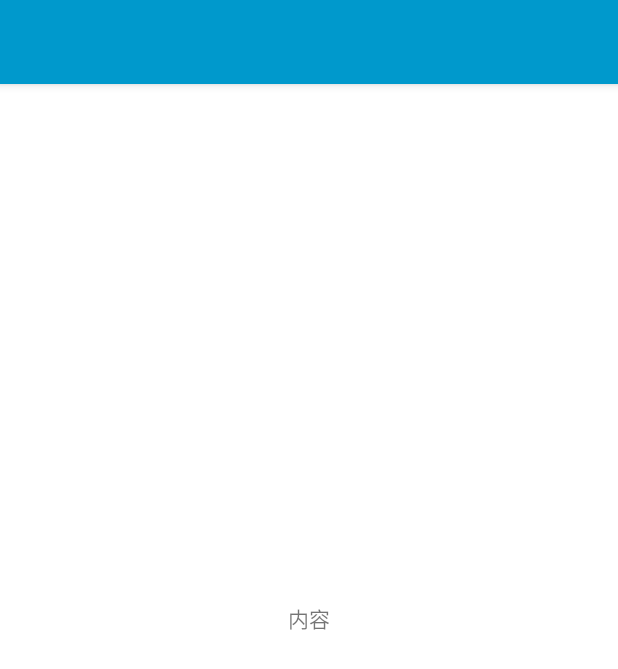
After one commit to KoWunnaKo/AndroidBasic, an Android app: the layout layout_app_bar_main.xml on its own in the app's theme, with its tools: preview values and no code run, on a phone screen of 412 x 824 dp. The commit adds this screen. Shown: the top 669 px of the screen. Run offline under Robolectric (Android 15) with nearby library versions, the phone set to English and light mode, and no system bars.

Commit message:
add NavigationView

```diff
--- a/app/build.gradle
+++ b/app/build.gradle
@@ -33,6 +33,8 @@ dependencies {
     implementation 'androidx.appcompat:appcompat:1.1.0'
     implementation 'com.google.android.material:material:1.1.0'
     implementation 'androidx.constraintlayout:constraintlayout:1.1.3'
+    implementation 'androidx.navigation:navigation-ui:2.2.2'
+    implementation 'androidx.navigation:navigation-runtime:2.2.2'
     testImplementation 'junit:junit:4.+'
     androidTestImplementation 'androidx.test.ext:junit:1.1.1'
     androidTestImplementation 'androidx.test.espresso:espresso-core:3.2.0'
--- /dev/null
+++ b/app/src/main/res/layout/layout_app_bar_main.xml
@@ -0,0 +1,20 @@
+<?xml version="1.0" encoding="utf-8"?>
+<androidx.coordinatorlayout.widget.CoordinatorLayout xmlns:android="http://schemas.android.com/apk/res/android"
+    android:layout_width="match_parent"
+    android:layout_height="match_parent">
+
+    <com.google.android.material.appbar.AppBarLayout
+        android:layout_width="match_parent"
+        android:layout_height="wrap_content">
+
+        <androidx.appcompat.widget.Toolbar
+            android:id="@+id/tool_bar"
+            android:layout_width="match_parent"
+            android:layout_height="?attr/actionBarSize"
+            android:background="?attr/colorPrimary"/>
+
+    </com.google.android.material.appbar.AppBarLayout>
+
+    <include layout="@layout/layout_content_main"/>
+
+</androidx.coordinatorlayout.widget.CoordinatorLayout>
--- /dev/null
+++ b/app/src/main/res/layout/layout_content_main.xml
@@ -0,0 +1,21 @@
+<?xml version="1.0" encoding="utf-8"?>
+<androidx.constraintlayout.widget.ConstraintLayout xmlns:android="http://schemas.android.com/apk/res/android"
+    xmlns:app="http://schemas.android.com/apk/res-auto"
+    android:layout_width="match_parent"
+    android:layout_height="match_parent">
+
+    <FrameLayout
+        android:id="@+id/frame_layout"
+        android:layout_width="match_parent"
+        android:layout_height="match_parent">
+
+        <TextView
+            android:layout_gravity="center"
+            android:id="@+id/tv_content"
+            android:layout_width="wrap_content"
+            android:layout_height="wrap_content"
+            android:text="内容" />
+
+    </FrameLayout>
+
+</androidx.constraintlayout.widget.ConstraintLayout>
--- a/app/src/main/res/menu/menu_navigation.xml
+++ b/app/src/main/res/menu/menu_navigation.xml
@@ -1,5 +1,7 @@
 <?xml version="1.0" encoding="utf-8"?>
-<menu xmlns:android="http://schemas.android.com/apk/res/android">
+<menu xmlns:android="http://schemas.android.com/apk/res/android"
+    xmlns:tools="http://schemas.android.com/tools"
+    tools:showIn="navigation_view">
 
     <group android:checkableBehavior="single">
 
```
Also changed, not shown: app/src/main/java/com/exciter/androidbasic/navigationview/NavigationViewActivity.java (+5 -4 lines), app/src/main/res/drawable/side_nav_bar.xml (added, +11 -0 lines), app/src/main/res/layout/activity_navigation_view.xml (+6 -26 lines), app/src/main/res/layout/layout_navigation_header.xml (+23 -19 lines), app/src/main/res/menu/main.xml (added, +9 -0 lines).
